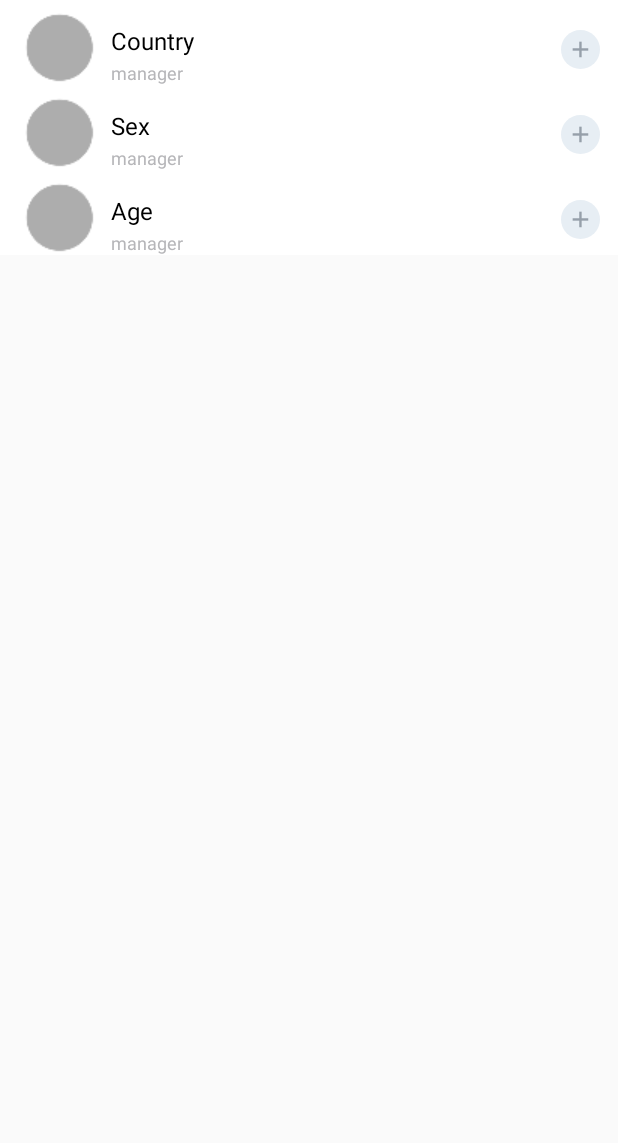
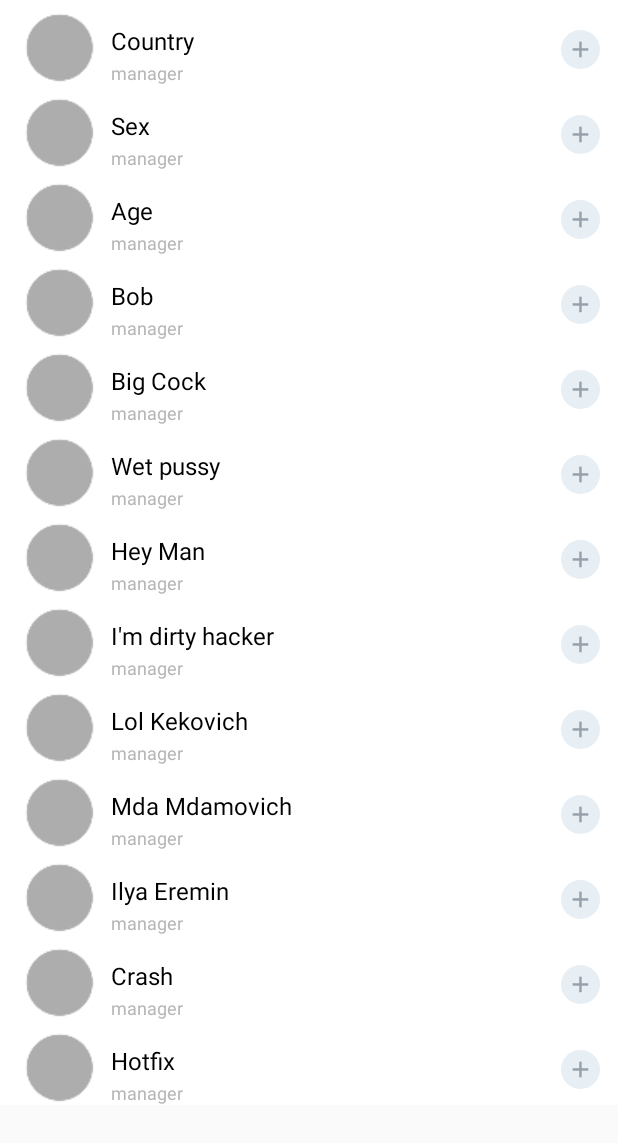
Before and after one commit to GeraniVolves/Lobster, an Android app: the screen it shows after launch (PersonsListScreen), on a phone screen of 412 x 824 dp. Shown: the top 1143 px of the screen. Run offline under Robolectric (Android 15) with nearby library versions, the phone set to English and light mode, and no system bars.

Commit message:
add more elements to the list

```diff
--- a/app/src/main/java/com/android/loobster/persons/PersonsListScreen.java
+++ b/app/src/main/java/com/android/loobster/persons/PersonsListScreen.java
@@ -14,10 +14,20 @@ public class PersonsListScreen extends Activity {
     private RecyclerView.Adapter       mAdapter;
     private RecyclerView.LayoutManager mLayoutManager;
 
-    private String[] myDataset = new String[] {
+    private String[] myDataset = new String[]{
         "Country",
         "Sex",
-        "Age"
+        "Age",
+        "Bob",
+        "Big Cock",
+        "Wet pussy",
+        "Hey Man",
+        "I'm dirty hacker",
+        "Lol Kekovich",
+        "Mda Mdamovich",
+        "Ilya Eremin",
+        "Crash",
+        "Hotfix"
     };
 
     @Override
```
